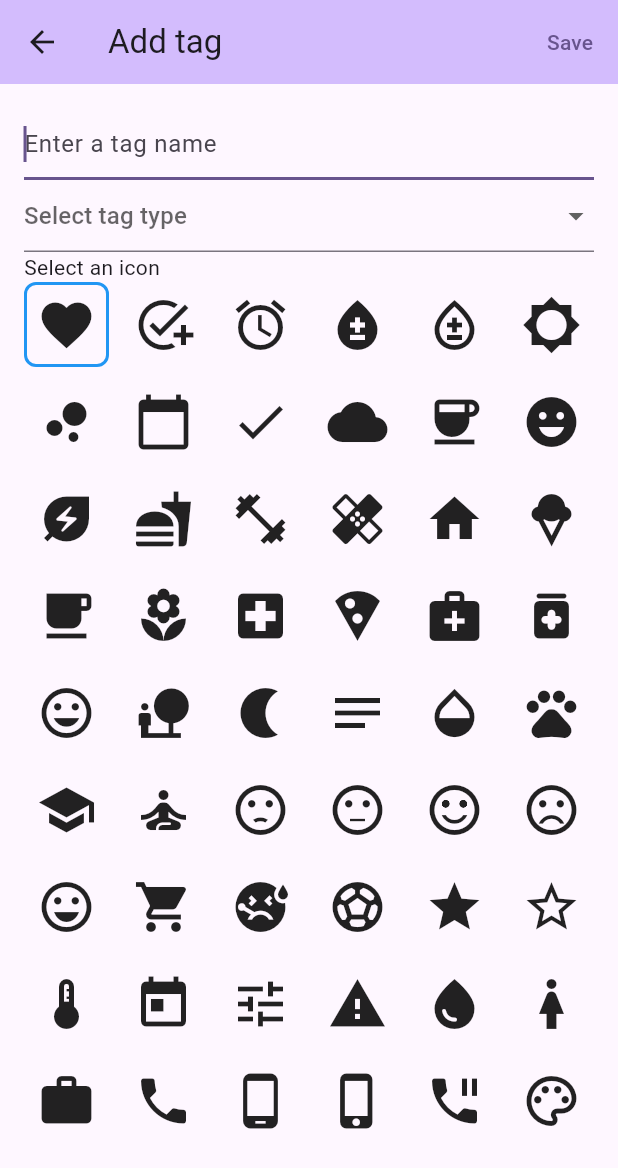
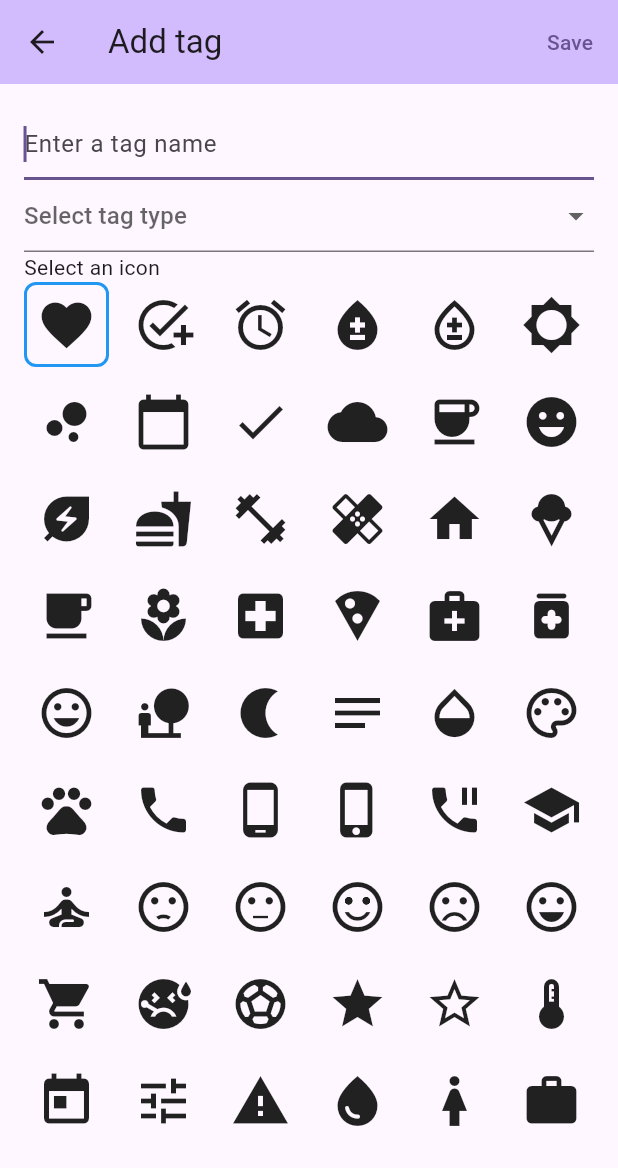
Before and after one commit to HoppenR/flutter-journal-app, a Flutter app: the AddTagForm screen opened directly, on a phone screen of 412 x 824 dp. Shown: the top 1168 px of the screen. Run offline on Flutter 3.47's test engine with Material 3 defaults, Android fonts, the phone set to English and light mode, and no system bars; our stand-ins replace fl_chart, shared_preferences; accounts and stored records are empty; generated files the repository leaves out were written again.

Commit message:
chore: cleanup

```diff
--- a/lib/src/journal.dart
+++ b/lib/src/journal.dart
@@ -363,6 +363,7 @@ class _JournalPageState extends State<JournalPage> {
     if (result ?? false) {
       setState(() {
         JournalApp.setLocale(context, null);
+        JournalApp.setTheme(context, null);
       });
     }
   }
--- a/lib/src/settings.dart
+++ b/lib/src/settings.dart
@@ -158,8 +158,6 @@ class SettingsPage extends StatelessWidget {
             ),
           );
         }).toList(growable: false),
-        //children: themes.map((Color theme) {
-        //}).toList(growable: false),
       ),
     );
   }
--- a/lib/src/tag.dart
+++ b/lib/src/tag.dart
@@ -107,7 +107,12 @@ final Map<int, IconData> availableIcons = <int, IconData>{
   Icons.nightlight.codePoint: Icons.nightlight,
   Icons.notes.codePoint: Icons.notes,
   Icons.opacity.codePoint: Icons.opacity,
+  Icons.palette_outlined.codePoint: Icons.palette_outlined,
   Icons.pets.codePoint: Icons.pets,
+  Icons.phone.codePoint: Icons.phone,
+  Icons.phone_android.codePoint: Icons.phone_android,
+  Icons.phone_iphone.codePoint: Icons.phone_iphone,
+  Icons.phone_paused.codePoint: Icons.phone_paused,
   Icons.school.codePoint: Icons.school,
   Icons.self_improvement.codePoint: Icons.self_improvement,
   Icons.sentiment_dissatisfied.codePoint: Icons.sentiment_dissatisfied,
@@ -129,13 +134,6 @@ final Map<int, IconData> availableIcons = <int, IconData>{
   Icons.water_drop.codePoint: Icons.water_drop,
   Icons.woman.codePoint: Icons.woman,
   Icons.work.codePoint: Icons.work,
-
-  // New
-  Icons.phone.codePoint: Icons.phone,
-  Icons.phone_android.codePoint: Icons.phone_android,
-  Icons.phone_iphone.codePoint: Icons.phone_iphone,
-  Icons.phone_paused.codePoint: Icons.phone_paused,
-  Icons.palette_outlined.codePoint: Icons.palette_outlined,
 };
 
 class TagData {
@@ -216,7 +214,6 @@ class TagData {
 
   List<String>? listData;
 
-  // NOTE: Used for dismissible list keys
   final Key key = UniqueKey();
 }
 
--- a/lib/src/tag_overview.dart
+++ b/lib/src/tag_overview.dart
@@ -140,7 +140,6 @@ class TagDayOverviewState extends State<TagDayOverview> {
       },
       background: Container(
         decoration: BoxDecoration(
-          //color: Color.fromRGBO(0xA1, 0x7B, 0xB9, 1.0),
           color: Color.alphaBlend(
             Theme.of(context).colorScheme.primary.withAlpha(108),
             Theme.of(context).colorScheme.inversePrimary,
```
